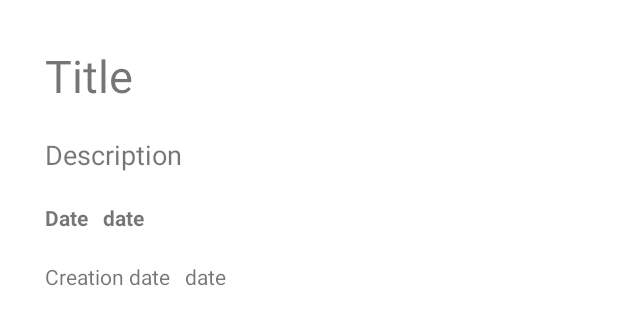
After one commit to BSkura98/MyMemories, an Android app: the layout activity_memory.xml on its own in the app's theme, with its tools: preview values and no code run, on a phone screen of 412 x 824 dp. The commit adds this screen. Shown: the top 325 px of the screen. Run offline under Robolectric (Android 15) with nearby library versions, the phone set to English and light mode, and no system bars; Roboto replaces fonts that are not available here.

Commit message:
[Mobile App] Added view for memory details

```diff
--- a/MobileApplication/app/src/main/AndroidManifest.xml
+++ b/MobileApplication/app/src/main/AndroidManifest.xml
@@ -11,7 +11,8 @@
         android:roundIcon="@mipmap/ic_launcher_round"
         android:supportsRtl="true"
         android:theme="@style/AppTheme">
-        <activity android:name=".EditMemoryActivity"></activity>
+        <activity android:name=".MemoryActivity"></activity>
+        <activity android:name=".EditMemoryActivity" />
         <activity android:name=".AddMemoryActivity" />
         <activity android:name=".MainActivity" />
         <activity android:name=".RegisterActivity" />
--- /dev/null
+++ b/MobileApplication/app/src/main/res/layout/activity_memory.xml
@@ -0,0 +1,78 @@
+<?xml version="1.0" encoding="utf-8"?>
+<androidx.constraintlayout.widget.ConstraintLayout xmlns:android="http://schemas.android.com/apk/res/android"
+    xmlns:app="http://schemas.android.com/apk/res-auto"
+    xmlns:tools="http://schemas.android.com/tools"
+    android:layout_width="match_parent"
+    android:layout_height="match_parent"
+    tools:context=".MemoryActivity">
+
+    <TextView
+        android:id="@+id/titleTextView"
+        android:layout_width="wrap_content"
+        android:layout_height="wrap_content"
+        android:layout_marginStart="30dp"
+        android:layout_marginLeft="30dp"
+        android:layout_marginTop="30dp"
+        android:text="Title"
+        android:textSize="30sp"
+        app:layout_constraintStart_toStartOf="parent"
+        app:layout_constraintTop_toTopOf="parent" />
+
+    <TextView
+        android:id="@+id/descriptionTextView"
+        android:layout_width="wrap_content"
+        android:layout_height="wrap_content"
+        android:layout_marginStart="30dp"
+        android:layout_marginLeft="30dp"
+        android:layout_marginTop="20dp"
+        android:text="Description"
+        android:textSize="18sp"
+        app:layout_constraintStart_toStartOf="parent"
+        app:layout_constraintTop_toBottomOf="@+id/titleTextView" />
+
+    <TextView
+        android:id="@+id/textView8"
+        android:layout_width="wrap_content"
+        android:layout_height="wrap_content"
+        android:layout_marginStart="30dp"
+        android:layout_marginLeft="30dp"
+        android:layout_marginTop="20dp"
+        android:text="Date"
+        android:textStyle="bold"
+        app:layout_constraintStart_toStartOf="parent"
+        app:layout_constraintTop_toBottomOf="@+id/descriptionTextView" />
+
+    <TextView
+        android:id="@+id/textView9"
+        android:layout_width="wrap_content"
+        android:layout_height="wrap_content"
+        android:layout_marginStart="30dp"
+        android:layout_marginLeft="30dp"
+        android:layout_marginTop="20dp"
+        android:text="Creation date"
+        app:layout_constraintStart_toStartOf="parent"
+        app:layout_constraintTop_toBottomOf="@+id/textView8" />
+
+    <TextView
+        android:id="@+id/dateTextView"
+        android:layout_width="wrap_content"
+        android:layout_height="wrap_content"
+        android:layout_marginStart="10dp"
+        android:layout_marginLeft="10dp"
+        android:layout_marginTop="20dp"
+        android:text="date"
+        android:textStyle="bold"
+        app:layout_constraintStart_toEndOf="@+id/textView8"
+        app:layout_constraintTop_toBottomOf="@+id/descriptionTextView" />
+
+    <TextView
+        android:id="@+id/creationDateTextView"
+        android:layout_width="wrap_content"
+        android:layout_height="wrap_content"
+        android:layout_marginStart="10dp"
+        android:layout_marginLeft="10dp"
+        android:layout_marginTop="20dp"
+        android:text="date"
+        app:layout_constraintStart_toEndOf="@+id/textView9"
+        app:layout_constraintTop_toBottomOf="@+id/dateTextView" />
+</androidx.constraintlayout.widget.ConstraintLayout>
--- a/MobileApplication/app/src/main/res/layout/entry_row.xml
+++ b/MobileApplication/app/src/main/res/layout/entry_row.xml
@@ -25,8 +25,10 @@
             android:orientation="vertical">
 
             <LinearLayout
+                android:id="@+id/memoryLinearLayout"
                 android:layout_width="match_parent"
                 android:layout_height="wrap_content"
+                android:clickable="true"
                 android:orientation="vertical"
                 android:padding="16dp">
 
```
Also changed, not shown: MobileApplication/app/src/main/java/com/bartlomiejskura/mymemories/MemoryActivity.java (added, +25 -0 lines), MobileApplication/app/src/main/java/com/bartlomiejskura/mymemories/adapter/MemoryListAdapter.java (+22 -0 lines).
